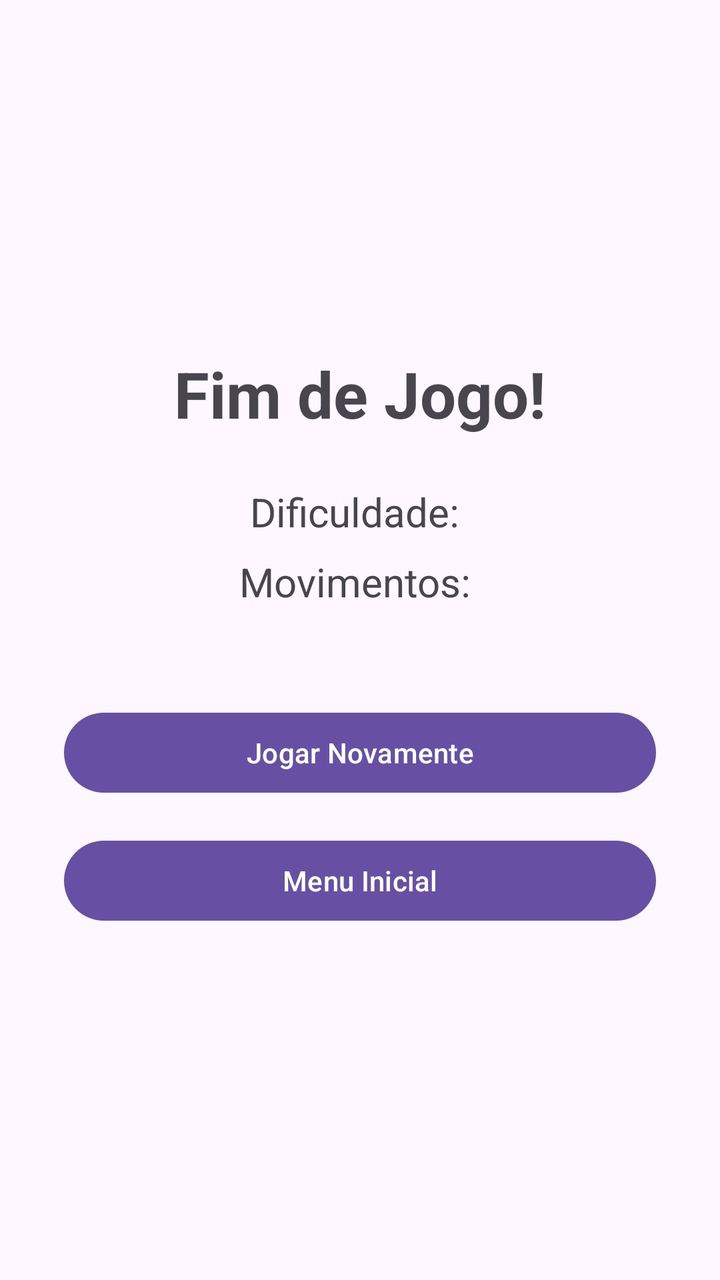
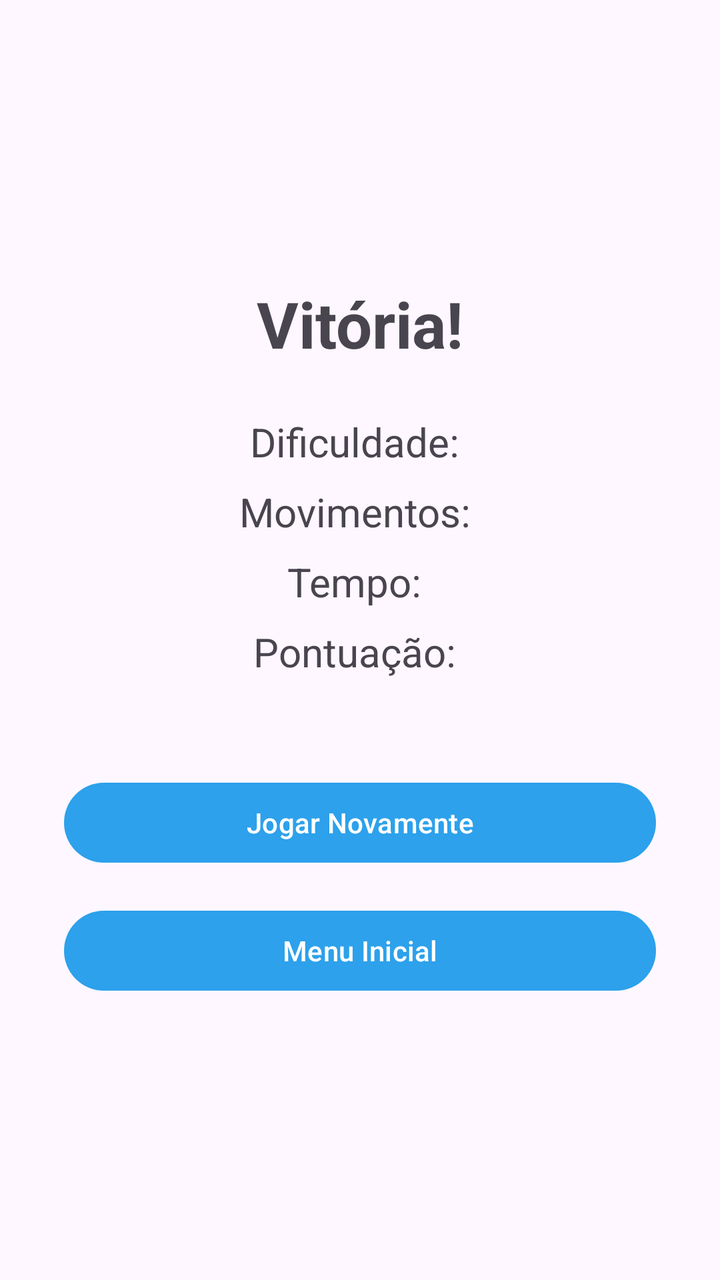

Screens rendered from an Android XML layout before and after an edit, with the pre-edit source and the edit as a unified diff.
<!-- AndroidManifest.xml: application theme Theme.JogoDaMemoria -->
<!-- res/layout/activity_result.xml -->
<?xml version="1.0" encoding="utf-8"?>
<LinearLayout xmlns:android="http://schemas.android.com/apk/res/android"
    android:layout_width="match_parent"
    android:layout_height="match_parent"
    android:gravity="center"
    android:orientation="vertical"
    android:padding="32dp">

    <TextView
        android:layout_width="wrap_content"
        android:layout_height="wrap_content"
        android:text="@string/title_result"
        android:textSize="32sp"
        android:textStyle="bold"
        android:layout_marginBottom="24dp" />

    <TextView
        android:id="@+id/txtResultDifficulty"
        android:layout_width="wrap_content"
        android:layout_height="wrap_content"
        android:text="Dificuldade: "
        android:textSize="20sp"
        android:layout_marginBottom="8dp" />

    <TextView
        android:id="@+id/txtResultMoves"
        android:layout_width="wrap_content"
        android:layout_height="wrap_content"
        android:text="Movimentos: "
        android:textSize="20sp"
        android:layout_marginBottom="48dp" />

    <Button
        android:id="@+id/btnPlayAgain"
        android:layout_width="match_parent"
        android:layout_height="wrap_content"
        android:text="@string/btn_play_again"
        android:layout_marginBottom="16dp" />

    <Button
        android:id="@+id/btnMainMenu"
        android:layout_width="match_parent"
        android:layout_height="wrap_content"
        android:text="@string/btn_main_menu" />

</LinearLayout>
<!-- resources referenced by this layout -->
<resources>
  <string name="btn_main_menu">Menu Inicial</string>
  <string name="btn_play_again">Jogar Novamente</string>
  <string name="title_result">Fim de Jogo!</string>
  <style name="Theme.JogoDaMemoria" parent="Base.Theme.JogoDaMemoria" />
  <style name="Base.Theme.JogoDaMemoria" parent="Theme.Material3.DayNight.NoActionBar">
          
          
      </style>
</resources>

<!-- the commit's change to res/layout/activity_result.xml (unified diff, before → after) -->
@@ -1,5 +1,6 @@
 <?xml version="1.0" encoding="utf-8"?>
 <LinearLayout xmlns:android="http://schemas.android.com/apk/res/android"
+    xmlns:app="http://schemas.android.com/apk/res-auto"
     android:layout_width="match_parent"
     android:layout_height="match_parent"
     android:gravity="center"
@@ -28,6 +29,22 @@
         android:layout_height="wrap_content"
         android:text="Movimentos: "
         android:textSize="20sp"
+        android:layout_marginBottom="8dp" />
+
+    <TextView
+        android:id="@+id/txtResultTime"
+        android:layout_width="wrap_content"
+        android:layout_height="wrap_content"
+        android:text="Tempo: "
+        android:textSize="20sp"
+        android:layout_marginBottom="8dp" />
+
+    <TextView
+        android:id="@+id/txtResultScore"
+        android:layout_width="wrap_content"
+        android:layout_height="wrap_content"
+        android:text="Pontuação: "
+        android:textSize="20sp"
         android:layout_marginBottom="48dp" />
 
     <Button
@@ -35,12 +52,14 @@
         android:layout_width="match_parent"
         android:layout_height="wrap_content"
         android:text="@string/btn_play_again"
+        app:backgroundTint="#2da1eb"
         android:layout_marginBottom="16dp" />
 
     <Button
         android:id="@+id/btnMainMenu"
         android:layout_width="match_parent"
         android:layout_height="wrap_content"
+        app:backgroundTint="#2da1eb"
         android:text="@string/btn_main_menu" />
 
 </LinearLayout>
<!-- resource entries referenced after the edit -->
@@ -2,7 +2,7 @@
 <resources>
   <string name="btn_main_menu">Menu Inicial</string>
   <string name="btn_play_again">Jogar Novamente</string>
-  <string name="title_result">Fim de Jogo!</string>
+  <string name="title_result">Vitória!</string>
   <style name="Theme.JogoDaMemoria" parent="Base.Theme.JogoDaMemoria" />
   <style name="Base.Theme.JogoDaMemoria" parent="Theme.Material3.DayNight.NoActionBar">
           
